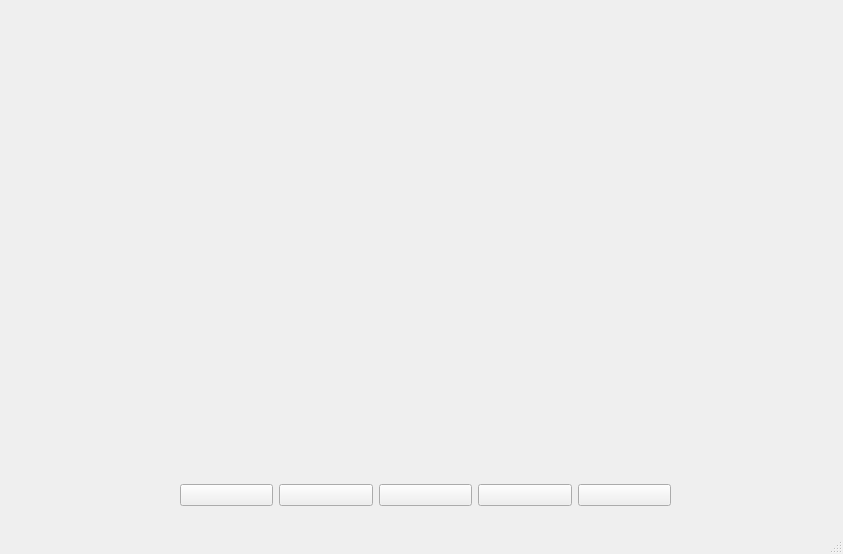
Above: mainwindow.ui from woshiliulailai/qtmusicplayer before the change. Below: the same form after it.
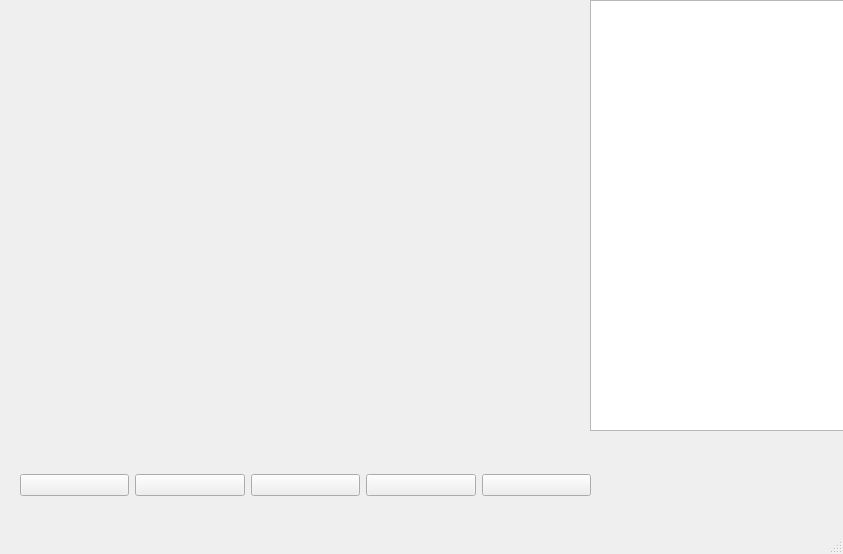
That is the form after the change.

What changed in the file:
```diff
--- a/mainwindow.ui
+++ b/mainwindow.ui
@@ -17,10 +17,10 @@
    <widget class="QWidget" name="widget" native="true">
     <property name="geometry">
      <rect>
-      <x>180</x>
-      <y>460</y>
-      <width>491</width>
-      <height>71</height>
+      <x>20</x>
+      <y>440</y>
+      <width>571</width>
+      <height>91</height>
      </rect>
     </property>
     <layout class="QHBoxLayout" name="horizontalLayout">
@@ -61,6 +61,16 @@
      </item>
     </layout>
    </widget>
+   <widget class="QListWidget" name="musicList">
+    <property name="geometry">
+     <rect>
+      <x>590</x>
+      <y>0</y>
+      <width>256</width>
+      <height>431</height>
+     </rect>
+    </property>
+   </widget>
   </widget>
   <widget class="QMenuBar" name="menubar">
    <property name="geometry">
```
